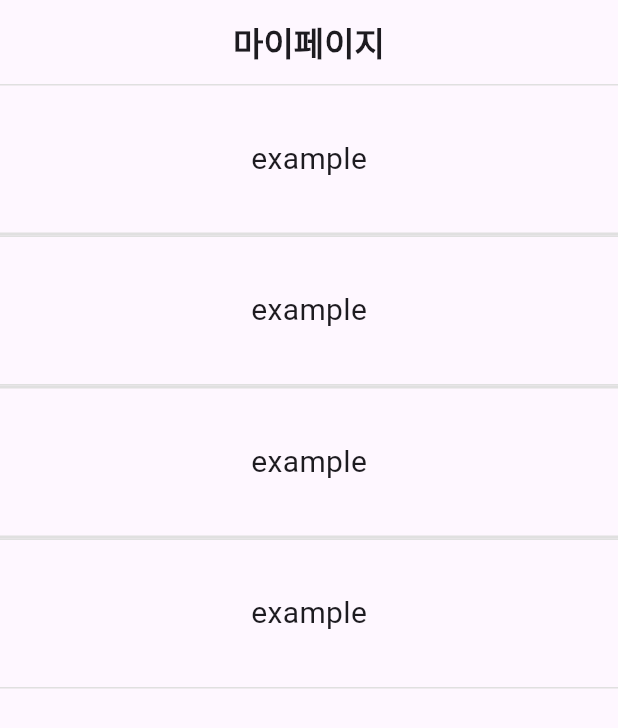
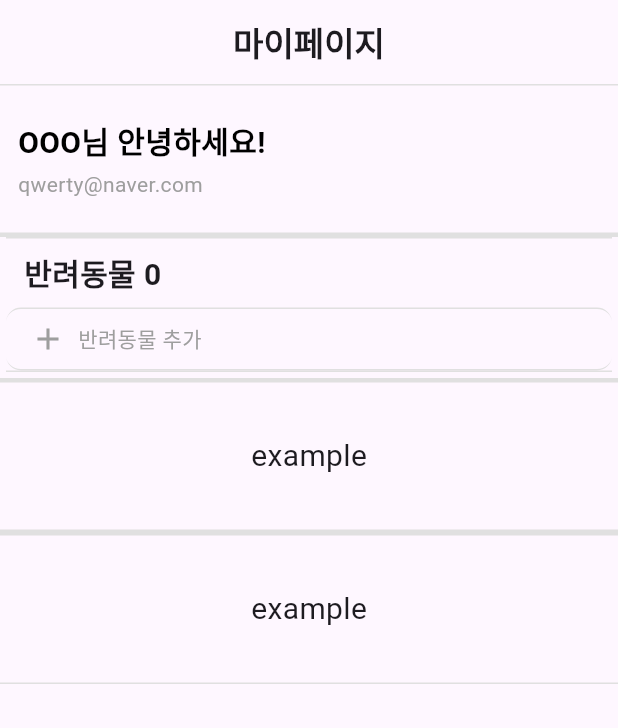
Before and after one commit to jeonghyeon-ohk/catdogchat, a Flutter app: the MyPage screen opened directly, on a phone screen of 412 x 824 dp. Shown: the top 728 px of the screen. Run offline on Flutter 3.47's test engine with Material 3 defaults, Android fonts, the light colour scheme and no system bars.

Commit message:
feat: 마이 페이지 _userInfoSection, _petInfoSection 기초구현

```diff
--- a/lib/main.dart
+++ b/lib/main.dart
@@ -4,6 +4,7 @@ import 'package:catdogchat/main_page/map/hospital_info_page.dart';
 import 'package:catdogchat/screen/splash_screen.dart';
 import 'package:flutter/material.dart';
 import 'main_page/home.dart';
+import 'main_page/my/pet_edit_page.dart';
 void main() {
   runApp(
     MaterialApp(
@@ -19,6 +20,7 @@ void main() {
         '/login' : (BuildContext context) => LoginPage(),
         '/join' : (BuildContext context) => JoinPage(),
         '/hospital' : (BuildContext context) => HospitalInfoPage(),
+        '/petEdit' : (BuildContext context) => PetEditPage(),
 
       },
     ),
--- a/lib/main_page/my/my_page.dart
+++ b/lib/main_page/my/my_page.dart
@@ -23,9 +23,9 @@ class MyPage extends StatelessWidget {
         child: Column(
           mainAxisAlignment: MainAxisAlignment.center,
           children: [
-            _buildSection(sectionDecoration: sectionDecoration),
+            _userInfoSection(sectionDecoration: sectionDecoration),
             _buildDivider(),
-            _buildSection(sectionDecoration: sectionDecoration),
+            _petInfoSection(sectionDecoration: sectionDecoration),
             _buildDivider(),
             _buildSection(sectionDecoration: sectionDecoration),
             _buildDivider(),
@@ -38,7 +38,7 @@ class MyPage extends StatelessWidget {
 
   Widget _buildDivider() {
     return Container(
-      height: 1.0,
+      height: 2.0,
       color: Colors.grey[300],
     );
   }
@@ -71,3 +71,119 @@ class _buildSection extends StatelessWidget {
     );
   }
 }
+
+class _userInfoSection extends StatelessWidget {
+  final BoxDecoration sectionDecoration;
+  const _userInfoSection({
+    required this.sectionDecoration,
+    super.key,
+  });
+
+  @override
+  Widget build(BuildContext context) {
+    return Container(
+      height: 100,
+      decoration: sectionDecoration,
+      child: Padding(
+        padding: const EdgeInsets.symmetric(
+          vertical: 8.0,
+          horizontal: 12.0,
+        ),
+        child: Column(
+          crossAxisAlignment: CrossAxisAlignment.stretch,
+          mainAxisAlignment: MainAxisAlignment.center,
+          children: [
+            Text(
+              'OOO님 안녕하세요!',
+              style: TextStyle(
+                fontSize: 20,
+                fontWeight: FontWeight.bold,
+                color: Colors.black,
+              ),
+            ),
+            SizedBox(height: 4),
+            Text(
+              'qwerty@naver.com',
+              style: TextStyle(
+                color: Colors.grey,
+              ),
+            ),
+          ],
+        ),
+      ),
+    );
+  }
+}
+
+class _petInfoSection extends StatelessWidget {
+  final BoxDecoration sectionDecoration;
+  const _petInfoSection({
+    required this.sectionDecoration,
+    super.key,
+  });
+
+  @override
+  Widget build(BuildContext context) {
+    return Padding(
+      padding: const EdgeInsets.fromLTRB(
+        4.0,
+        0.0,
+        4.0,
+        4.0,
+      ),
+      child: Container(
+        decoration: sectionDecoration,
+        child: Column(
+          crossAxisAlignment: CrossAxisAlignment.start,
+          children: [
+            Padding(
+              padding:
+                  const EdgeInsets.symmetric(horizontal: 12.0, vertical: 8.0),
+              child: Text(
+                '반려동물 0', // 예시로 반려동물 수를 넣었습니다. 실제 데이터를 넣어주세요.
+                style: TextStyle(
+                  fontSize: 20.0,
+                  fontWeight: FontWeight.bold,
+                ),
+              ),
+            ),
+            GestureDetector(
+              onTap: () {
+                Navigator.of(context).pushNamed(
+                  '/petEdit',
+                );
+                // 반려동물 추가 페이지로 이동
+              },
+              child: Container(
+                decoration: BoxDecoration(
+                  borderRadius: BorderRadius.circular(10.0), // 모서리가 둥근 사각형
+                  border: Border(
+                    top: BorderSide(color: Colors.grey[300]!),
+                    bottom: BorderSide(color: Colors.grey[300]!),
+                  ),
+                ),
+                padding: EdgeInsets.symmetric(
+                    vertical: 8.0, horizontal: 16.0), // 좌우 패딩 조정
+                child: Row(
+                  children: [
+                    Icon(Icons.add, color: Colors.grey),
+                    SizedBox(width: 8.0),
+                    Expanded(
+                      // 텍스트가 너무 길어지면 줄바꿈 처리
+                      child: Text(
+                        '반려동물 추가',
+                        style: TextStyle(
+                          color: Colors.grey,
+                        ),
+                      ),
+                    ),
+                  ],
+                ),
+              ),
+            ),
+          ],
+        ),
+      ),
+    );
+  }
+}
```
Also changed, not shown: lib/main_page/my/pet_edit_page.dart (added, +409 -0 lines).
